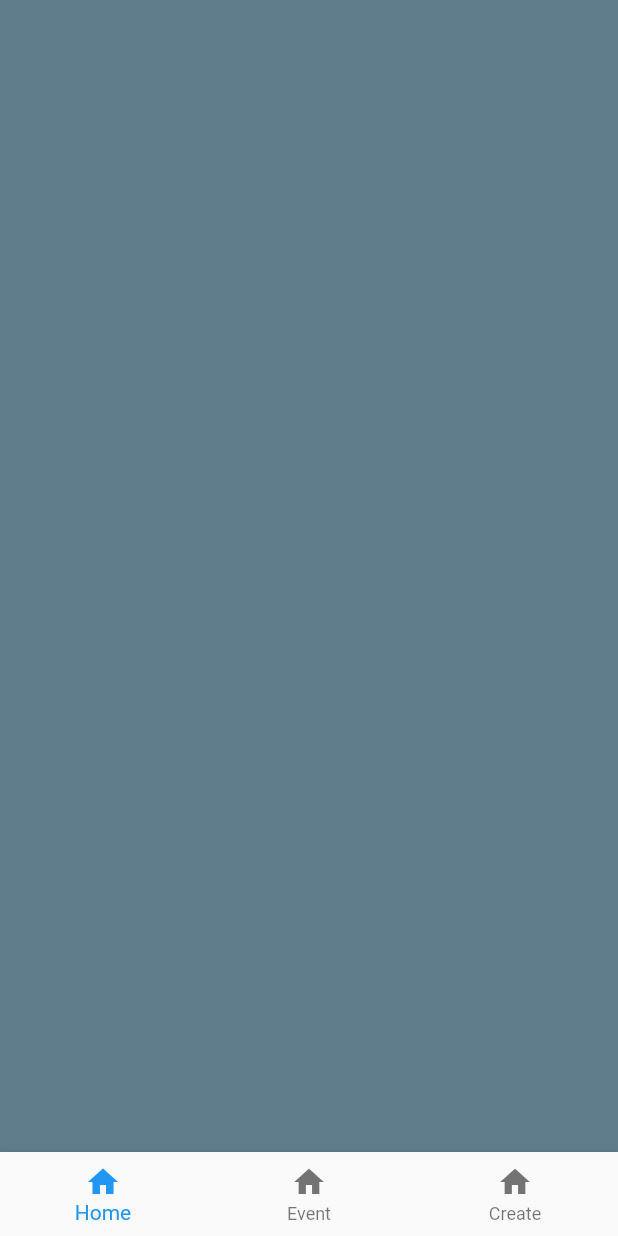
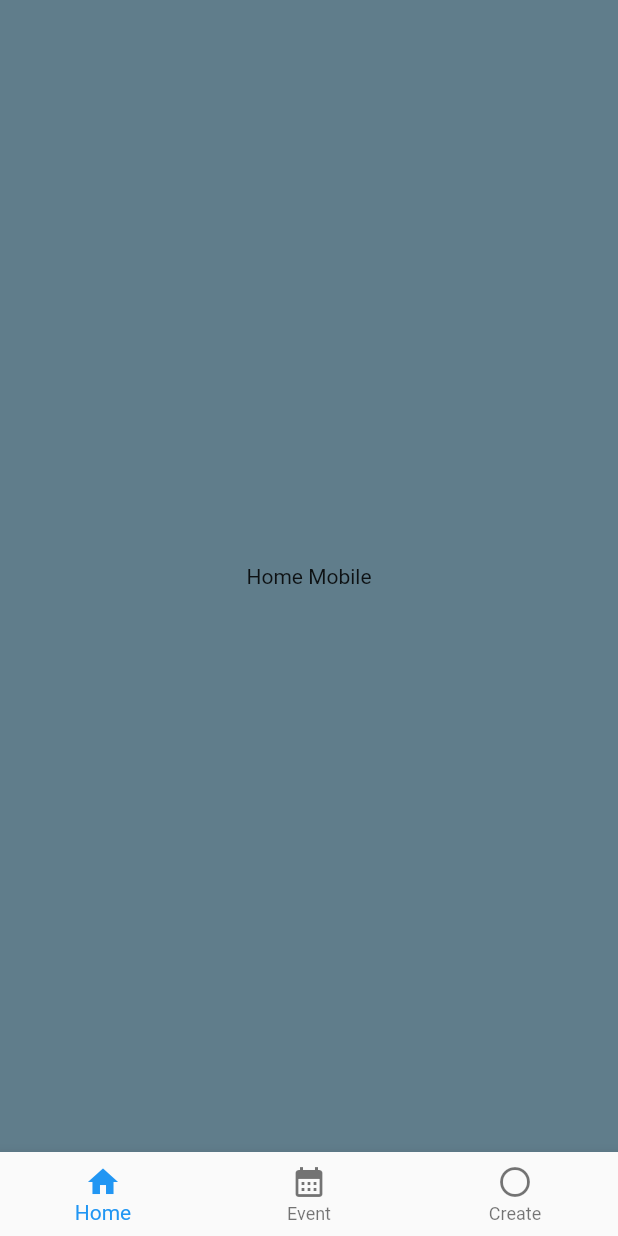
Before and after one commit to Ademie/responsive, a Flutter app: the screen it shows after launch, on a phone screen of 412 x 824 dp. Run offline on Flutter 3.47's test engine with Material 2 defaults, Android fonts, the phone set to English and light mode, and no system bars; missing offline and left inert: side_navigation.

Commit message:
defined responsiveness for tablet and mobile

```diff
--- a/lib/scaffolds/mobile_scaffold.dart
+++ b/lib/scaffolds/mobile_scaffold.dart
@@ -1,4 +1,7 @@
 import 'package:flutter/material.dart';
+import 'package:responsive/screens/mobile/create_mobile.dart';
+import 'package:responsive/screens/mobile/events_mobile.dart';
+import 'package:responsive/screens/mobile/home_mobile.dart';
 
 class MobileScaffold extends StatefulWidget {
   const MobileScaffold({super.key});
@@ -7,11 +10,19 @@ class MobileScaffold extends StatefulWidget {
   State<MobileScaffold> createState() => _MobileScaffoldState();
 }
 
+List<Widget> views = const [
+  HomeMobile(),
+  EventMobile(),
+  CreateMobile()
+];
+int selectedIndex = 0;
+
 class _MobileScaffoldState extends State<MobileScaffold> {
   @override
   Widget build(BuildContext context) {
     return Scaffold(
       backgroundColor: Colors.blueGrey,
+      body: views.elementAt(selectedIndex),
       bottomNavigationBar: BottomNavigationBar(
         type: BottomNavigationBarType.fixed,
         items: const [
@@ -20,14 +31,20 @@ class _MobileScaffoldState extends State<MobileScaffold> {
             label: 'Home',
           ),
           BottomNavigationBarItem(
-              icon: Icon(Icons.home),
+            icon: Icon(Icons.calendar_month),
             label: 'Event',
           ),
           BottomNavigationBarItem(
-              icon: Icon(Icons.home),
+            icon: Icon(Icons.circle_outlined),
             label: 'Create',
+          )
+        ],
+        onTap: (index) {
+          setState(() {
+            selectedIndex = index;
+          });
+        },
       ),
-          ]),
     );
   }
 }
--- /dev/null
+++ b/lib/screens/mobile/home_mobile.dart
@@ -0,0 +1,21 @@
+import 'package:flutter/material.dart';
+
+class HomeMobile extends StatefulWidget {
+  const HomeMobile({super.key});
+
+  @override
+  State<HomeMobile> createState() => _HomeMobileState();
+}
+
+class _HomeMobileState extends State<HomeMobile> {
+  @override
+  Widget build(BuildContext context) {
+    return const Scaffold(
+      backgroundColor: Colors.blueGrey,
+      body: Center(
+        child: Text('Home Mobile'),
+      ),
+
+    );
+  }
+}
--- a/lib/screens/tablet/event_tablet.dart
+++ b/lib/screens/tablet/event_tablet.dart
@@ -13,7 +13,7 @@ class _EventTabletState extends State<EventTablet> {
     return const Scaffold(
       backgroundColor: Colors.blueGrey,
       body: Center(
-        child: Text('Event'),
+        child: Text('Event Tablet'),
       ),
 
     );
```
Also changed, not shown: lib/scaffolds/tablet_scaffold.dart (+8 -9 lines), lib/screens/mobile/create_mobile.dart (added, +21 -0 lines), lib/screens/mobile/events_mobile.dart (added, +21 -0 lines), lib/screens/tablet/create_tablet.dart (added, +21 -0 lines). Lines whose indentation alone changed are shown as unchanged.
